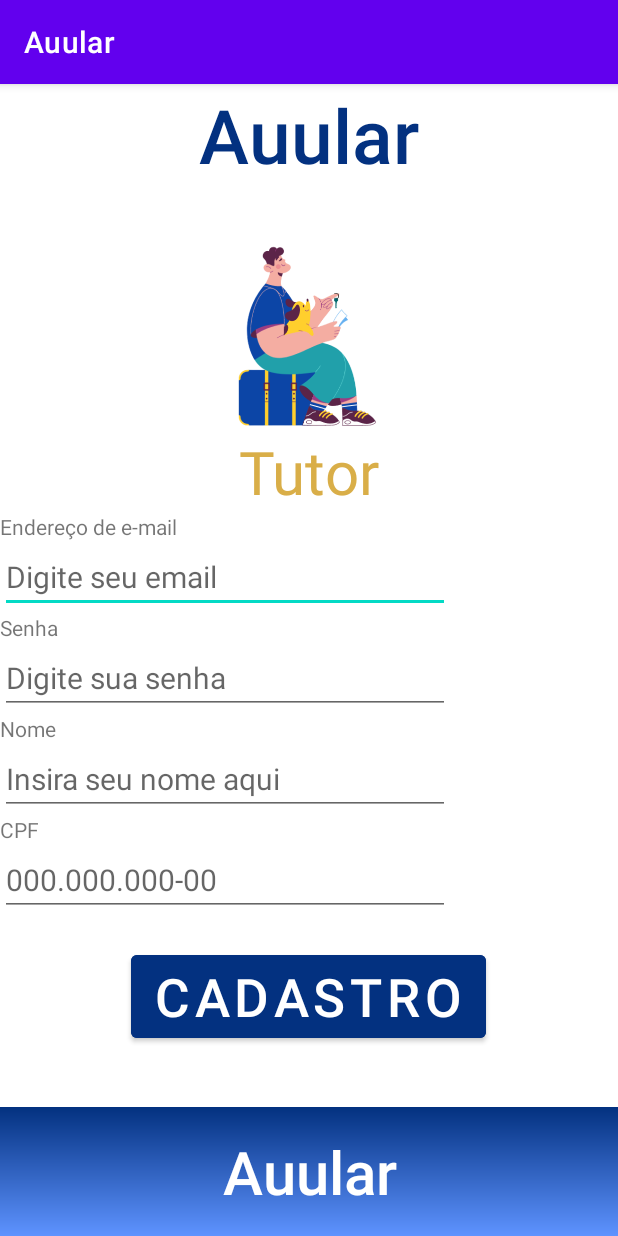
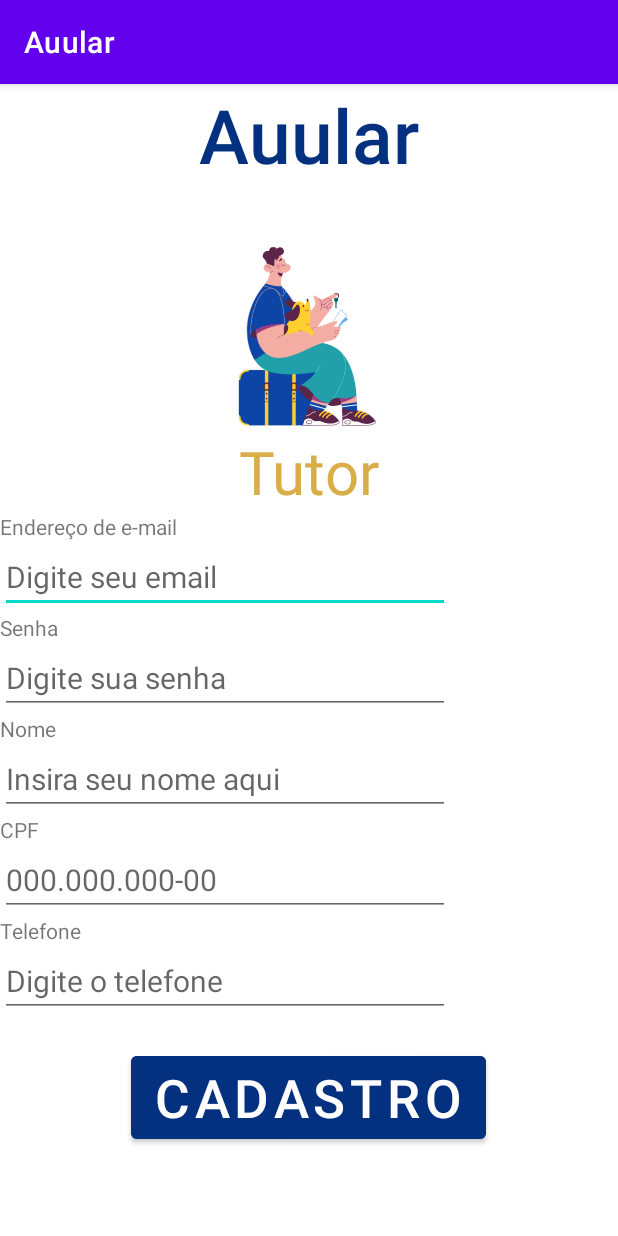
Before and after one commit to MatheusEloyPalasson/Auular-telas, an Android app: the Cadastro screen opened directly, with no data from a screen before it, on a phone screen of 412 x 824 dp. Run offline under Robolectric (Android 15) with nearby library versions, the phone set to English and light mode, and no system bars.

Commit message:
fix: cadastro

```diff
--- a/app/build.gradle
+++ b/app/build.gradle
@@ -4,12 +4,12 @@ plugins {
 }
 
 android {
-    compileSdk 32
+    compileSdk 33
 
     defaultConfig {
         applicationId "com.example.auular"
         minSdk 25
-        targetSdk 32
+        targetSdk 33
         versionCode 1
         versionName "1.0"
 
--- a/app/src/main/AndroidManifest.xml
+++ b/app/src/main/AndroidManifest.xml
@@ -15,6 +15,7 @@
         android:label="@string/app_name"
         android:roundIcon="@mipmap/ic_launcher_round"
         android:supportsRtl="true"
+        android:enableOnBackInvokedCallback="true"
         android:theme="@style/Theme.Auular"
         tools:targetApi="31">
         <activity
--- a/app/src/main/java/com/example/auular/Escolha_Cadastro.kt
+++ b/app/src/main/java/com/example/auular/Escolha_Cadastro.kt
@@ -8,11 +8,13 @@ import android.widget.ImageButton
 
 class Escolha_Cadastro : AppCompatActivity() {
 
-    val imageButtonTutor = findViewById<ImageButton>(R.id.ibt_escolha_tutor)
-    val imageButtonEmpresa = findViewById<ImageButton>(R.id.ibt_escolha_empresa)
     override fun onCreate(savedInstanceState: Bundle?) {
         super.onCreate(savedInstanceState)
         setContentView(R.layout.activity_escolha_cadastro)
+
+
+        val imageButtonTutor = findViewById<ImageButton>(R.id.ibt_escolha_tutor)
+        val imageButtonEmpresa = findViewById<ImageButton>(R.id.ibt_escolha_empresa)
 
         imageButtonTutor.setOnClickListener {
             val intent = Intent(this, Cadastro::class.java)
--- a/app/src/main/java/com/example/auular/MainActivity.kt
+++ b/app/src/main/java/com/example/auular/MainActivity.kt
@@ -17,7 +17,7 @@ class MainActivity : AppCompatActivity() {
         }
 
 
-        val bt_cadastro = findViewById<Button>(R.id.bt_cadastro);
+        val bt_cadastro = findViewById<Button>(R.id.bt_cadastro_home);
         bt_cadastro.setOnClickListener {
             val intent = Intent(this, Escolha_Cadastro::class.java)
             startActivity(intent);
--- a/app/src/main/res/layout/activity_cadastro.xml
+++ b/app/src/main/res/layout/activity_cadastro.xml
@@ -1,10 +1,17 @@
 <?xml version="1.0" encoding="utf-8"?>
-<RelativeLayout xmlns:android="http://schemas.android.com/apk/res/android"
+<ScrollView xmlns:android="http://schemas.android.com/apk/res/android"
     xmlns:app="http://schemas.android.com/apk/res-auto"
     xmlns:tools="http://schemas.android.com/tools"
     android:layout_width="match_parent"
     android:layout_height="match_parent"
     tools:context=".Cadastro">
+
+    <RelativeLayout
+        android:layout_width="match_parent"
+        android:layout_height="wrap_content"
+        android:layout_centerHorizontal="true"
+        >
+
 
     <ImageView
         android:id="@+id/iv_tutor"
@@ -37,6 +44,14 @@
         android:layout_centerHorizontal="true">
     </TextView>
 
+
+
+<LinearLayout
+    android:id="@+id/ll_form"
+    android:layout_width="match_parent"
+    android:layout_height="wrap_content"
+    android:orientation="vertical"
+    android:layout_below="@+id/et_usuário">
 
 
     <TextView
@@ -111,19 +126,42 @@
         android:id="@+id/et_documento"
         android:layout_width="300sp"
         android:layout_height="wrap_content"
+        android:inputType="number"
         android:hint="@string/hint_documento_tutor"
         android:textSize="20sp"
         android:layout_below="@id/label_documento"
         >
     </EditText>
 
+        <TextView
+            android:id="@+id/label_telefone"
+            android:layout_width="match_parent"
+            android:layout_height="wrap_content"
+            android:layout_below="@id/et_documento"
+            android:text="@string/tv_telefone">
+
+        </TextView>
+
+        <EditText
+            android:id="@+id/et_telefone"
+            android:layout_width="300sp"
+            android:layout_height="wrap_content"
+            android:inputType="phone"
+            android:hint="@string/hint_telefone"
+            android:textSize="20sp"
+            android:layout_below="@id/label_telefone"
+            >
+        </EditText>
+
+</LinearLayout>
+
 
 
     <Button
-        android:id="@+id/bt_login"
+        android:id="@+id/bt_cadastro"
         android:layout_width="wrap_content"
         android:layout_height="wrap_content"
-        android:layout_below="@id/et_documento"
+        android:layout_below="@id/ll_form"
         android:text="@string/button_cadastro"
         android:layout_centerHorizontal="true"
         android:layout_marginTop="20dp"
@@ -133,20 +171,21 @@
     </Button>
 
 
-    <TextView
-        android:id="@+id/tv_footer"
-        android:layout_width="match_parent"
-        android:layout_height="wrap_content"
-        android:layout_alignParentBottom="true"
-        android:layout_marginTop="20dp"
-        android:background="@drawable/gradient"
-        android:fontFamily="sans-serif-medium"
-        android:padding="16dp"
-        android:text="@string/app_name"
-        android:textAlignment="center"
-        android:textColor="#FFFF"
-        android:textSize="40sp"></TextView>
 
+<!--    <TextView-->
+<!--        android:id="@+id/tv_footer"-->
+<!--        android:layout_width="match_parent"-->
+<!--        android:layout_height="wrap_content"-->
+<!--        android:layout_alignParentBottom="true"-->
+<!--        android:layout_marginTop="20dp"-->
+<!--        android:background="@drawable/gradient"-->
+<!--        android:fontFamily="sans-serif-medium"-->
+<!--        android:padding="16dp"-->
+<!--        android:text="@string/app_name"-->
+<!--        android:textAlignment="center"-->
+<!--        android:textColor="#FFFF"-->
+<!--        android:textSize="40sp"></TextView>-->
 
+    </RelativeLayout>
 
-</RelativeLayout>
+</ScrollView>
--- a/app/src/main/res/layout/activity_main.xml
+++ b/app/src/main/res/layout/activity_main.xml
@@ -44,7 +44,7 @@
     </Button>
 
     <Button
-        android:id="@+id/bt_cadastro"
+        android:id="@+id/bt_cadastro_home"
         android:layout_width="wrap_content"
         android:layout_height="wrap_content"
         android:layout_below="@+id/bt_login_home"
--- a/app/src/main/res/values/strings.xml
+++ b/app/src/main/res/values/strings.xml
@@ -46,6 +46,7 @@
     <string name="hint_logradouro">Digite o logradouro</string>
     <string name="hint_cidade">Digite a sua cidade</string>
     <string name="hint_bairro">Digite o bairro</string>
+    <string name="hint_telefone">Digite o telefone</string>
 
 
     <!-- EditText !-->
@@ -54,7 +55,9 @@
     <string name="et_esqueceu">Esqueceu sua senha?</string>
     <string name="et_nome_tutor">Nome</string>
 
+
     <!-- TextView !-->
+    <string name="tv_telefone">Telefone</string>
     <string name="tv_email">Endereço de e-mail</string>
     <string name="tv_documento_tutor">CPF</string>
     <string name="tv_documento_empresa">CNPJ</string>
```
Also changed, not shown: app/src/main/java/com/example/auular/Cadastro.kt (+29 -0 lines), app/src/main/java/com/example/auular/Login.kt (+19 -4 lines).
